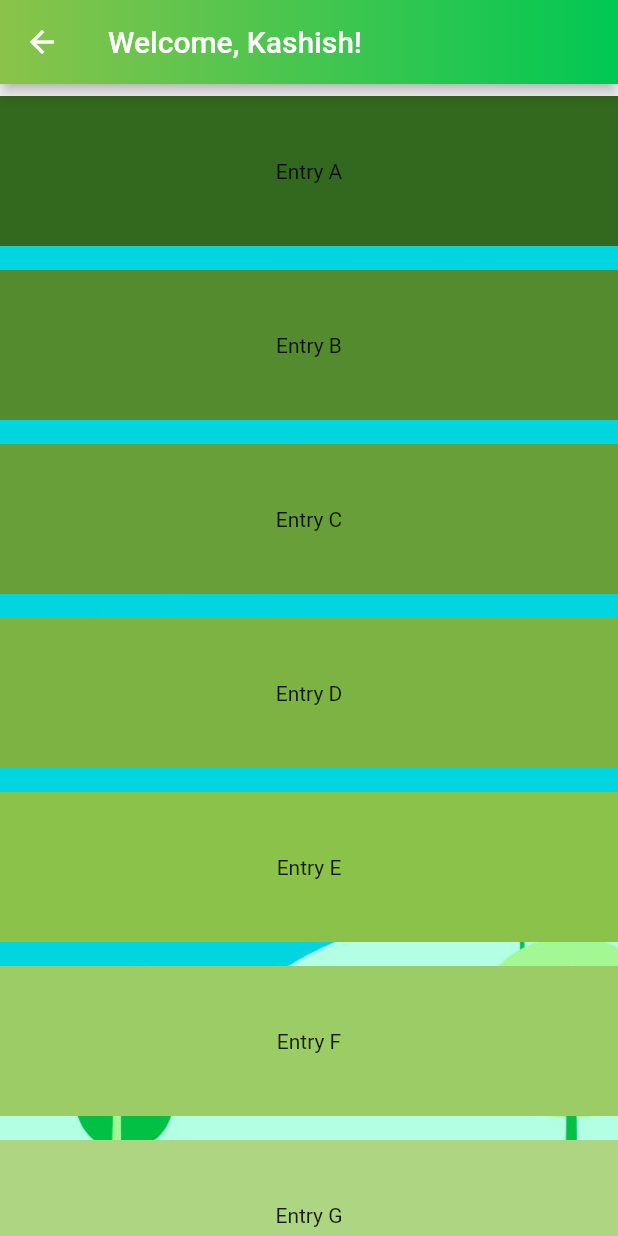
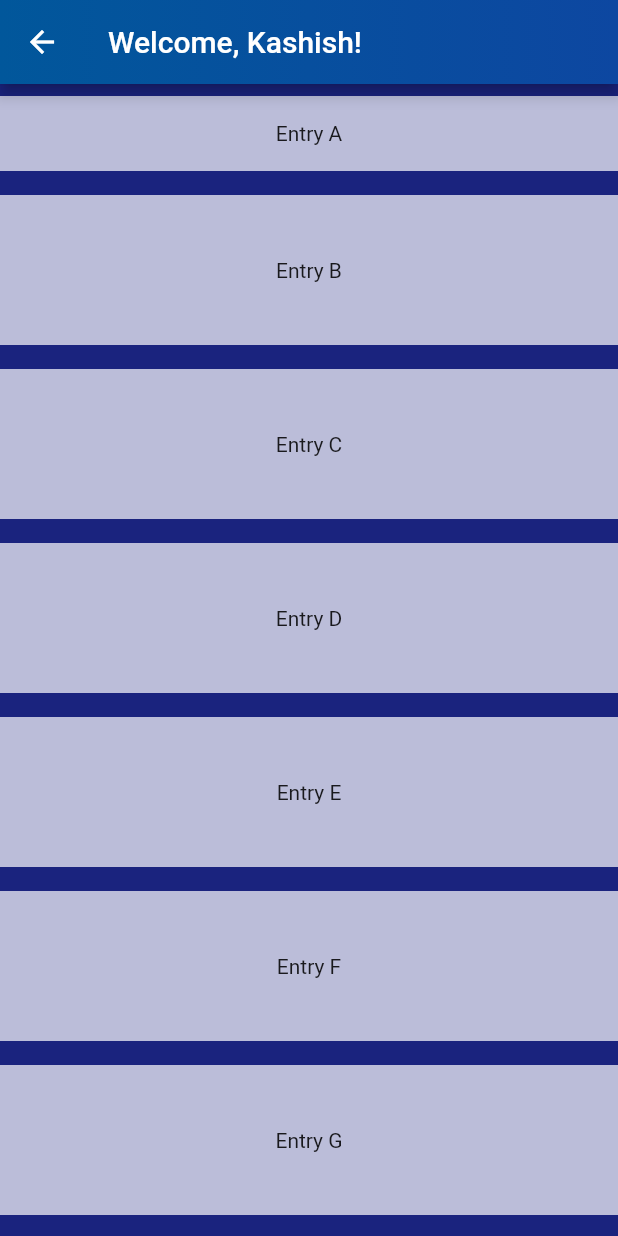
Before and after one commit to kashishmadan/GrasshopperX, a Flutter app: the HomeScreen screen opened by its route, on a phone screen of 412 x 824 dp. Run offline on Flutter 3.47's test engine with Material 2 defaults, Android fonts, the phone set to English and light mode, and no system bars; our stand-ins replace gradient_app_bar.

Commit message:
Added list

```diff
--- a/lib/homescreen.dart
+++ b/lib/homescreen.dart
@@ -11,23 +11,19 @@ class _HomeScreenState extends State<HomeScreen> {
     return new Scaffold(
       appBar: GradientAppBar(
         title: Text('Welcome, Kashish!'),
-        backgroundColorStart: Colors.lightGreen,
-        backgroundColorEnd: Colors.greenAccent[700],
+        backgroundColorStart: Colors.lightBlue[900],
+        backgroundColorEnd: Colors.blue[900],
       ),
       body: Container(
-        decoration: new BoxDecoration(
-          image: DecorationImage(
-           image: ExactAssetImage('images/home_image_grasshopperx.jpeg'),
-          )
-        ),
+        color: Colors.indigo[900],
         child: ListView(
 
           children: <Widget>[
             Padding(
               padding: const EdgeInsets.symmetric(vertical: 8.0, horizontal: 0.0),
               child: Container(
-                height: 100,
-                color: Colors.lightGreen[900],
+                height: 50,
+                color: Colors.white70,
                 child: const Center(child: Text('Entry A')),
               ),
             ),
@@ -35,7 +31,7 @@ class _HomeScreenState extends State<HomeScreen> {
               padding: const EdgeInsets.symmetric(vertical: 8.0, horizontal: 0.0),
               child: Container(
                 height: 100,
-                color: Colors.lightGreen[800],
+                color: Colors.white70,
                 child: const Center(child: Text('Entry B')),
               ),
             ),
@@ -43,7 +39,7 @@ class _HomeScreenState extends State<HomeScreen> {
               padding: const EdgeInsets.symmetric(vertical: 8.0,horizontal: 0.0),
               child: Container(
                 height: 100,
-                color: Colors.lightGreen[700],
+                color: Colors.white70,
                 child: const Center(child: Text('Entry C')),
               ),
             ),
@@ -51,7 +47,7 @@ class _HomeScreenState extends State<HomeScreen> {
               padding: const EdgeInsets.symmetric(vertical: 8.0, horizontal: 0.0),
               child: Container(
                 height: 100,
-                color: Colors.lightGreen[600],
+                color: Colors.white70,
                 child: const Center(child: Text('Entry D')),
               ),
             ),
@@ -59,7 +55,7 @@ class _HomeScreenState extends State<HomeScreen> {
               padding: const EdgeInsets.symmetric(vertical: 8.0, horizontal: 0.0),
               child: Container(
                 height: 100,
-                color: Colors.lightGreen[500],
+                color: Colors.white70,
                 child: const Center(child: Text('Entry E')),
               ),
             ),
@@ -67,7 +63,7 @@ class _HomeScreenState extends State<HomeScreen> {
               padding: const EdgeInsets.symmetric(vertical: 8.0, horizontal: 0.0),
               child: Container(
                 height: 100,
-                color: Colors.lightGreen[400],
+                color: Colors.white70,
                 child: const Center(child: Text('Entry F')),
               ),
             ),
@@ -75,7 +71,7 @@ class _HomeScreenState extends State<HomeScreen> {
               padding: const EdgeInsets.symmetric(vertical: 8.0, horizontal: 0.0),
               child: Container(
                 height: 100,
-                color: Colors.lightGreen[300],
+                color: Colors.white70,
                 child: const Center(child: Text('Entry G')),
               ),
             ),
```
Also changed, not shown: New Text Document.txt (deleted), 1 other file.
